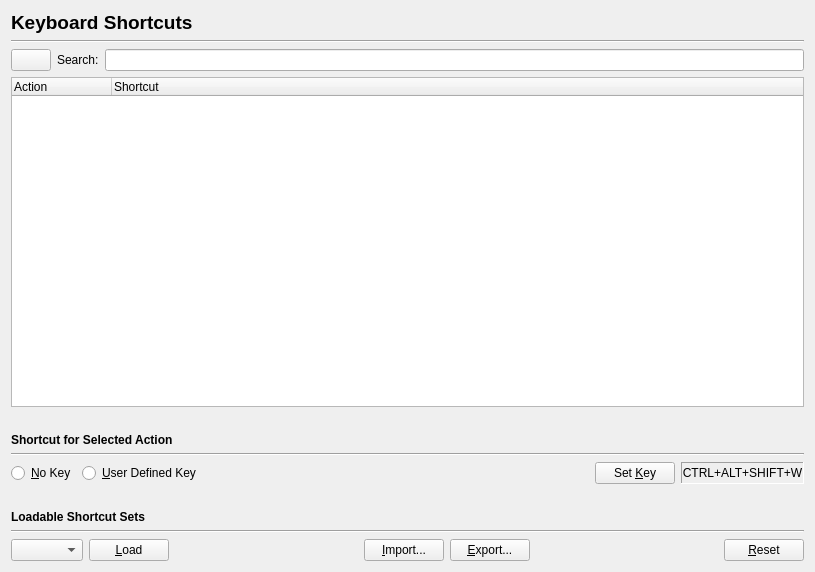
Before: the Qt Designer form scribus/ui/prefs_keyboardshortcutsbase.ui in scribusproject/scribus, drawn with Qt 5.
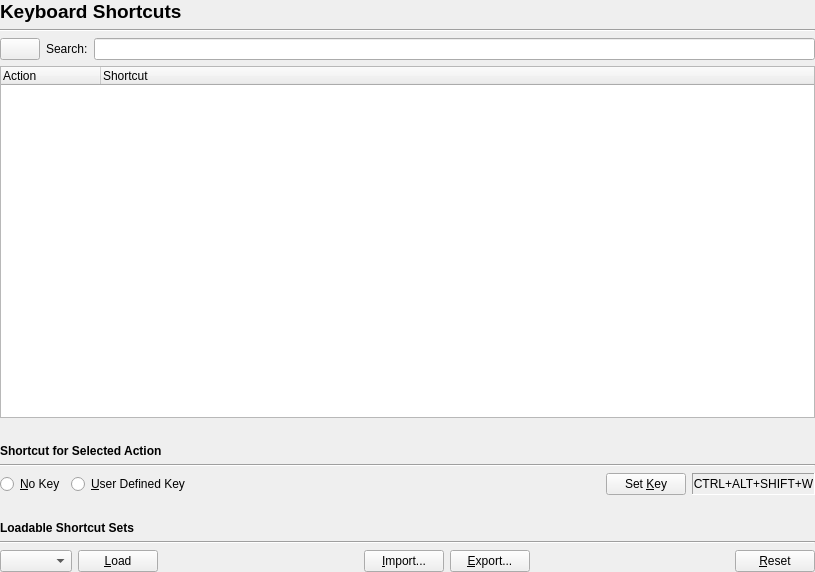
After: the same form once the commit is applied.

```diff
--- a/scribus/ui/prefs_keyboardshortcutsbase.ui
+++ b/scribus/ui/prefs_keyboardshortcutsbase.ui
@@ -14,6 +14,18 @@
    <string>Keyboard Shortcuts</string>
   </property>
   <layout class="QVBoxLayout" name="verticalLayout">
+   <property name="leftMargin">
+    <number>0</number>
+   </property>
+   <property name="topMargin">
+    <number>0</number>
+   </property>
+   <property name="rightMargin">
+    <number>0</number>
+   </property>
+   <property name="bottomMargin">
+    <number>0</number>
+   </property>
    <item>
     <widget class="QLabel" name="label">
      <property name="font">
```
